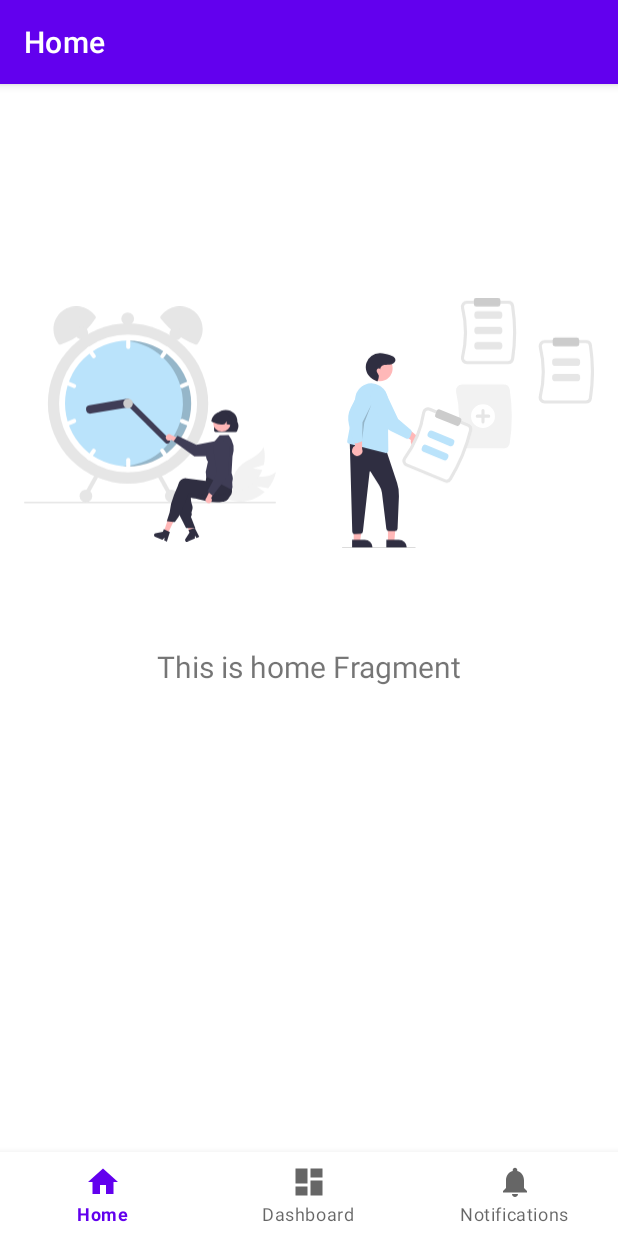
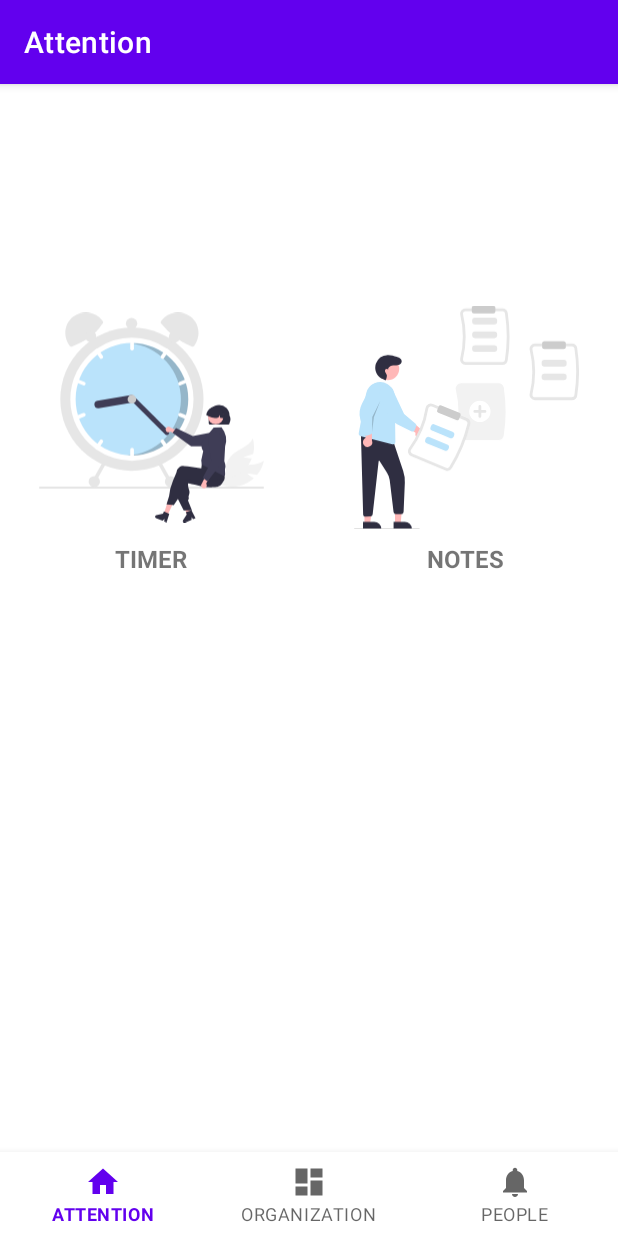
Before and after one commit to imasharc/RAMDHDv2, an Android app: the screen it shows after launch (MainActivity), on a phone screen of 412 x 824 dp. Run offline under Robolectric (Android 15) with nearby library versions, the phone set to English and light mode, and no system bars; our stand-ins replace Room's generated code, navigation-ui.

Commit message:
feat/style(main screens/panels): Add titles to main screens and panels; improve touch interaction
- wrap each panel (image + title) in a LinearLayout container for unified clicking
- add text labels below Timer and Notes icons
- change size and placement of panel's images
- change bottom nav bar titles

bottom nav bar will be later further modified

```diff
--- a/app/src/main/java/com/sharc/ramdhd/ui/home/HomeFragment.kt
+++ b/app/src/main/java/com/sharc/ramdhd/ui/home/HomeFragment.kt
@@ -4,7 +4,6 @@ import android.os.Bundle
 import android.view.LayoutInflater
 import android.view.View
 import android.view.ViewGroup
-import android.widget.TextView
 import androidx.fragment.app.Fragment
 import androidx.navigation.fragment.findNavController
 import com.sharc.ramdhd.R
@@ -12,12 +11,8 @@ import com.sharc.ramdhd.databinding.FragmentHomeBinding
 import androidx.fragment.app.viewModels
 
 class HomeFragment : Fragment() {
-
     private var _binding: FragmentHomeBinding? = null
     private val homeViewModel: HomeViewModel by viewModels()
-
-    // This property is only valid between onCreateView and
-    // onDestroyView.
     private val binding get() = _binding!!
 
     override fun onCreateView(
@@ -28,19 +23,14 @@ class HomeFragment : Fragment() {
         _binding = FragmentHomeBinding.inflate(inflater, container, false)
         val root: View = binding.root
 
-        val textView: TextView = binding.textHome
-        homeViewModel.text.observe(viewLifecycleOwner) {
-            textView.text = it
+        // Set click listener for the timer panel
+        binding.timerPanel.setOnClickListener {
+            findNavController().navigate(R.id.action_navigation_home_to_navigation_timer)
         }
 
-        // Set click listener for the image view
-        binding.myImageView.setOnClickListener {
-            findNavController().navigate(R.id.action_navigation_home_to_navigation_timer) // Navigate to the timer screen
-
-        }
-        // Set click listener for the notes image navigating to Notes panel
-        binding.notesPanel.setOnClickListener {
-            findNavController().navigate(R.id.action_navigation_home_to_navigation_notes) // Navigate to the notes screen
+        // Set click listener for the notes panel
+        binding.notesPanelContainer.setOnClickListener {
+            findNavController().navigate(R.id.action_navigation_home_to_navigation_notes)
         }
 
         return root
--- a/app/src/main/java/com/sharc/ramdhd/ui/home/HomeViewModel.kt
+++ b/app/src/main/java/com/sharc/ramdhd/ui/home/HomeViewModel.kt
@@ -1,13 +1,7 @@
 package com.sharc.ramdhd.ui.home
 
-import androidx.lifecycle.LiveData
-import androidx.lifecycle.MutableLiveData
 import androidx.lifecycle.ViewModel
 
 class HomeViewModel : ViewModel() {
 
-    private val _text = MutableLiveData<String>().apply {
-        value = "This is home Fragment"
-    }
-    val text: LiveData<String> = _text
 }
--- a/app/src/main/res/layout/fragment_home.xml
+++ b/app/src/main/res/layout/fragment_home.xml
@@ -6,43 +6,68 @@
     android:layout_height="match_parent"
     tools:context=".ui.home.HomeFragment">
 
-    <TextView
-        android:id="@+id/text_home"
-        android:layout_width="match_parent"
+    <!-- First Panel Container -->
+    <LinearLayout
+        android:id="@+id/timer_panel"
+        android:layout_width="wrap_content"
         android:layout_height="wrap_content"
-        android:layout_marginStart="8dp"
-        android:layout_marginTop="8dp"
-        android:layout_marginEnd="8dp"
-        android:textAlignment="center"
-        android:textSize="20sp"
+        android:orientation="vertical"
+        android:gravity="center"
+        android:clickable="true"
+        android:focusable="true"
         app:layout_constraintBottom_toBottomOf="parent"
-        app:layout_constraintEnd_toEndOf="parent"
-        app:layout_constraintStart_toStartOf="parent"
-        app:layout_constraintTop_toTopOf="parent" />
-
-    <!-- Add your ImageView here -->
-    <ImageView
-        android:id="@+id/my_image_view"
-        android:layout_width="168dp"
-        android:layout_height="168dp"
-        android:src="@drawable/undraw_time_management_re_tk5w"
-        app:layout_constraintBottom_toBottomOf="parent"
-        app:layout_constraintHorizontal_bias="0.065"
+        app:layout_constraintHorizontal_bias="0.1"
         app:layout_constraintLeft_toLeftOf="parent"
         app:layout_constraintRight_toRightOf="parent"
         app:layout_constraintTop_toTopOf="parent"
-        app:layout_constraintVertical_bias="0.238" />
+        app:layout_constraintVertical_bias="0.25">
 
-    <ImageView
-        android:id="@+id/notes_panel"
-        android:layout_width="168dp"
-        android:layout_height="168dp"
-        android:src="@drawable/undraw_add_notes_re_ln36"
+        <ImageView
+            android:id="@+id/my_image_view"
+            android:layout_width="150dp"
+            android:layout_height="150dp"
+            android:src="@drawable/undraw_time_management_re_tk5w"/>
+
+        <TextView
+            android:id="@+id/timer_title"
+            android:layout_width="wrap_content"
+            android:layout_height="wrap_content"
+            android:layout_marginTop="8dp"
+            android:text="TIMER"
+            android:textSize="16sp"
+            android:textStyle="bold"/>
+    </LinearLayout>
+
+    <!-- Second Panel Container -->
+    <LinearLayout
+        android:id="@+id/notes_panel_container"
+        android:layout_width="wrap_content"
+        android:layout_height="wrap_content"
+        android:orientation="vertical"
+        android:gravity="center"
+        android:clickable="true"
+        android:focusable="true"
         app:layout_constraintBottom_toBottomOf="parent"
-        app:layout_constraintHorizontal_bias="0.934"
+        app:layout_constraintHorizontal_bias="0.9"
         app:layout_constraintLeft_toLeftOf="parent"
         app:layout_constraintRight_toRightOf="parent"
         app:layout_constraintTop_toTopOf="parent"
-        app:layout_constraintVertical_bias="0.237" />
+        app:layout_constraintVertical_bias="0.25">
+
+        <ImageView
+            android:id="@+id/notes_panel"
+            android:layout_width="150dp"
+            android:layout_height="150dp"
+            android:src="@drawable/undraw_add_notes_re_ln36"/>
+
+        <TextView
+            android:id="@+id/notes_title"
+            android:layout_width="wrap_content"
+            android:layout_height="wrap_content"
+            android:layout_marginTop="8dp"
+            android:text="NOTES"
+            android:textSize="16sp"
+            android:textStyle="bold"/>
+    </LinearLayout>
 
 </androidx.constraintlayout.widget.ConstraintLayout>
--- a/app/src/main/res/menu/bottom_nav_menu.xml
+++ b/app/src/main/res/menu/bottom_nav_menu.xml
@@ -4,16 +4,16 @@
     <item
         android:id="@+id/navigation_home"
         android:icon="@drawable/ic_home_black_24dp"
-        android:title="@string/title_home" />
+        android:title="ATTENTION" />
 
     <item
         android:id="@+id/navigation_dashboard"
         android:icon="@drawable/ic_dashboard_black_24dp"
-        android:title="@string/title_dashboard" />
+        android:title="ORGANIZATION" />
 
     <item
         android:id="@+id/navigation_notifications"
         android:icon="@drawable/ic_notifications_black_24dp"
-        android:title="@string/title_notifications" />
+        android:title="PEOPLE" />
 
 </menu>
--- a/app/src/main/res/navigation/mobile_navigation.xml
+++ b/app/src/main/res/navigation/mobile_navigation.xml
@@ -8,7 +8,7 @@
         <fragment
             android:id="@+id/navigation_home"
             android:name="com.sharc.ramdhd.ui.home.HomeFragment"
-            android:label="@string/title_home"
+            android:label="Attention"
             tools:layout="@layout/fragment_home" >
                 <action
                     android:id="@+id/action_navigation_home_to_navigation_timer"
@@ -29,13 +29,13 @@
         <fragment
             android:id="@+id/navigation_notifications"
             android:name="com.sharc.ramdhd.ui.notifications.NotificationsFragment"
-            android:label="@string/title_notifications"
+            android:label="People"
             tools:layout="@layout/fragment_notifications" />
 
         <fragment
             android:id="@+id/navigation_dashboard"
             android:name="com.sharc.ramdhd.ui.dashboard.DashboardFragment"
-            android:label="@string/title_dashboard"
+            android:label="Organization"
             tools:layout="@layout/fragment_dashboard" />
 
         <fragment
```
